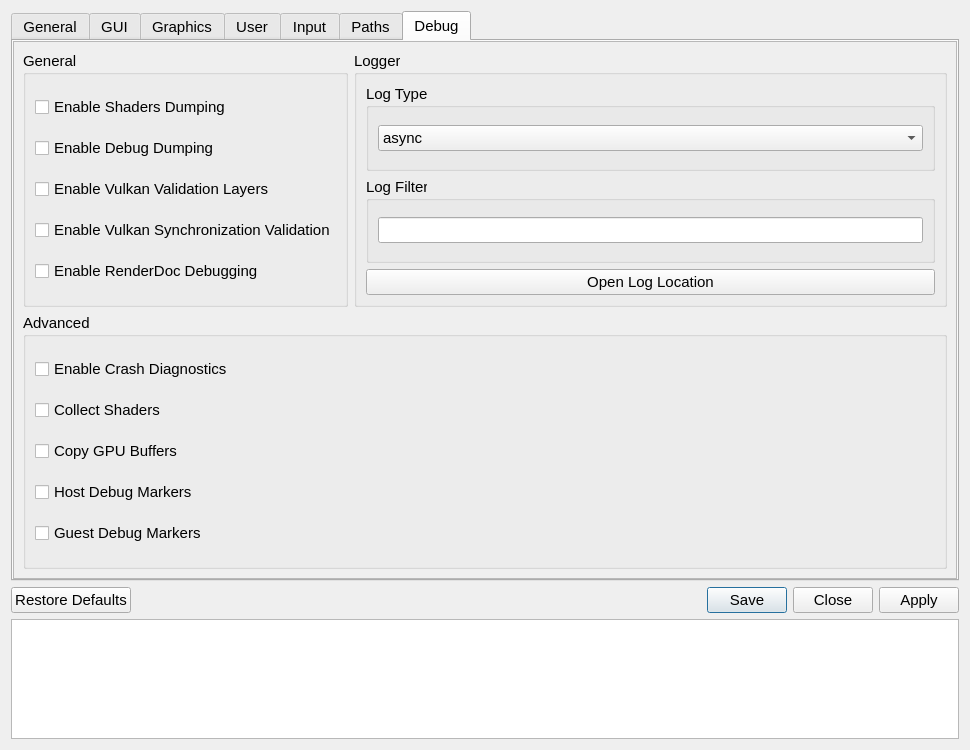
This is src/qt_gui/settings_dialog.ui in shadps4-emu/shadPS4 as Qt 5 draws it before an edit. The edited form follows.
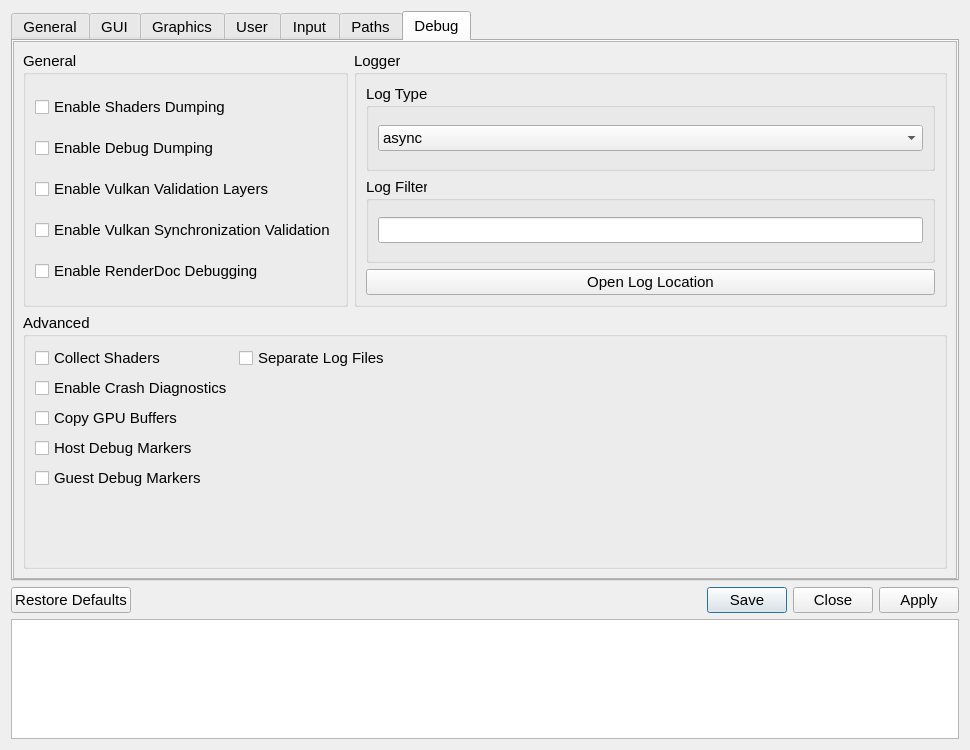
This is the edited form. The open tabs and pages were chosen to show the change. Icons and pictures are not drawn.

Patch:
```diff
--- a/src/qt_gui/settings_dialog.ui
+++ b/src/qt_gui/settings_dialog.ui
@@ -1888,39 +1888,50 @@
           </property>
           <layout class="QVBoxLayout" name="advancedLayout">
            <item>
-            <widget class="QCheckBox" name="crashDiagnosticsCheckBox">
-             <property name="text">
-              <string>Enable Crash Diagnostics</string>
-             </property>
-            </widget>
-           </item>
-           <item>
+            <layout class="QFormLayout" name="formLayout">
+             <item row="0" column="0">
             <widget class="QCheckBox" name="collectShaderCheckBox">
              <property name="text">
               <string>Collect Shaders</string>
              </property>
             </widget>
            </item>
-           <item>
+             <item row="2" column="0">
             <widget class="QCheckBox" name="copyGPUBuffersCheckBox">
              <property name="text">
               <string>Copy GPU Buffers</string>
              </property>
             </widget>
            </item>
-           <item>
+             <item row="1" column="0">
+              <widget class="QCheckBox" name="crashDiagnosticsCheckBox">
+               <property name="text">
+                <string>Enable Crash Diagnostics</string>
+               </property>
+              </widget>
+             </item>
+             <item row="3" column="0">
             <widget class="QCheckBox" name="hostMarkersCheckBox">
              <property name="text">
               <string>Host Debug Markers</string>
              </property>
             </widget>
            </item>
-           <item>
+             <item row="4" column="0">
             <widget class="QCheckBox" name="guestMarkersCheckBox">
              <property name="text">
               <string>Guest Debug Markers</string>
              </property>
             </widget>
+             </item>
+             <item row="0" column="1">
+              <widget class="QCheckBox" name="separateLogFilesCheckbox">
+               <property name="text">
+                <string>Separate Log Files</string>
+               </property>
+              </widget>
+             </item>
+            </layout>
            </item>
           </layout>
          </widget>
```
Left out of the diff: 26 changed lines with no effect on the pictures. Lines whose indentation alone changed are shown as unchanged.
